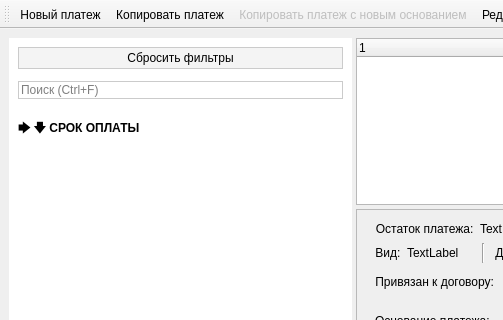
This is designer/ui/mainwindow.ui in Aleee/FinanceCalender as Qt 5 draws it before an edit; both pictures show x 0 to 503 and y 0 to 320 of the 1311 by 750 pixel window. The edited form follows.
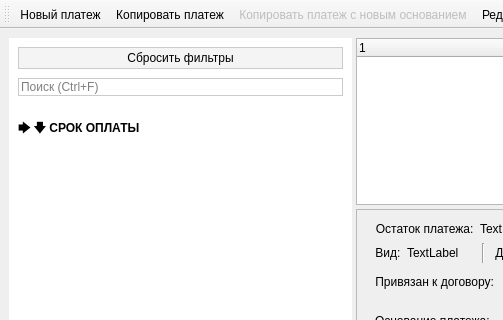
This is the edited form. Icons and pictures are not drawn. Custom widgets are drawn as their Qt base class.

```diff
--- a/designer/ui/mainwindow.ui
+++ b/designer/ui/mainwindow.ui
@@ -72,12 +72,27 @@
          </widget>
         </item>
         <item row="1" column="0">
+         <widget class="QWidget" name="wdg_search" native="true">
+          <layout class="QHBoxLayout" name="horizontalLayout_search">
+           <property name="leftMargin">
+            <number>9</number>
+           </property>
+           <property name="topMargin">
+            <number>3</number>
+           </property>
+           <property name="rightMargin">
+            <number>9</number>
+           </property>
+           <property name="bottomMargin">
+            <number>3</number>
+           </property>
+           <item>
          <widget class="QLineEdit" name="le_search">
           <property name="toolTip">
            <string>Поиск по наименованию (предмету) и основанию платежа (Ctrl+F)</string>
           </property>
           <property name="styleSheet">
-           <string notr="true">border: 1px solid #cbcbcb; margin: 6px 9px 0px 9px</string>
+              <string notr="true">border: 1px solid #cbcbcb;</string>
           </property>
           <property name="placeholderText">
            <string>Поиск (Ctrl+F)</string>
@@ -85,6 +100,9 @@
           <property name="clearButtonEnabled">
            <bool>true</bool>
           </property>
+            </widget>
+           </item>
+          </layout>
          </widget>
         </item>
         <item row="2" column="0">
```
Lines whose indentation alone changed are shown as unchanged.
